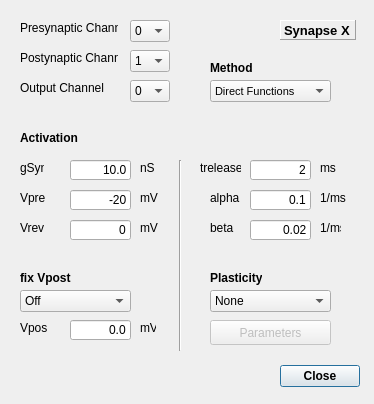
First picture: the form in src/gui/DestexheSynDlg.ui, repository CompEphys-team/stdpc, before the edit.
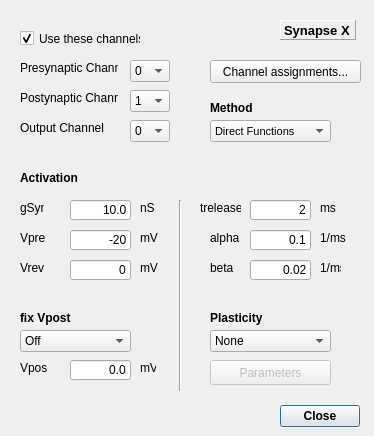
Second picture: the form after the edit.

What changed in the file:
```diff
--- a/src/gui/DestexheSynDlg.ui
+++ b/src/gui/DestexheSynDlg.ui
@@ -7,7 +7,7 @@
     <x>0</x>
     <y>0</y>
     <width>374</width>
-    <height>404</height>
+    <height>436</height>
    </rect>
   </property>
   <property name="windowTitle">
@@ -17,7 +17,7 @@
    <property name="geometry">
     <rect>
      <x>200</x>
-     <y>360</y>
+     <y>400</y>
      <width>160</width>
      <height>32</height>
     </rect>
@@ -80,7 +80,7 @@
    <property name="geometry">
     <rect>
      <x>20</x>
-     <y>20</y>
+     <y>60</y>
      <width>98</width>
      <height>16</height>
     </rect>
@@ -93,7 +93,7 @@
    <property name="geometry">
     <rect>
      <x>130</x>
-     <y>20</y>
+     <y>60</y>
      <width>40</width>
      <height>22</height>
     </rect>
@@ -118,7 +118,7 @@
    <property name="geometry">
     <rect>
      <x>20</x>
-     <y>50</y>
+     <y>90</y>
      <width>98</width>
      <height>16</height>
     </rect>
@@ -131,7 +131,7 @@
    <property name="geometry">
     <rect>
      <x>130</x>
-     <y>50</y>
+     <y>90</y>
      <width>40</width>
      <height>22</height>
     </rect>
@@ -159,7 +159,7 @@
    <property name="geometry">
     <rect>
      <x>20</x>
-     <y>160</y>
+     <y>200</y>
      <width>24</width>
      <height>16</height>
     </rect>
@@ -172,7 +172,7 @@
    <property name="geometry">
     <rect>
      <x>200</x>
-     <y>160</y>
+     <y>200</y>
      <width>41</width>
      <height>16</height>
     </rect>
@@ -185,7 +185,7 @@
    <property name="geometry">
     <rect>
      <x>70</x>
-     <y>160</y>
+     <y>200</y>
      <width>61</width>
      <height>20</height>
     </rect>
@@ -204,7 +204,7 @@
    <property name="geometry">
     <rect>
      <x>250</x>
-     <y>160</y>
+     <y>200</y>
      <width>61</width>
      <height>20</height>
     </rect>
@@ -223,7 +223,7 @@
    <property name="geometry">
     <rect>
      <x>140</x>
-     <y>160</y>
+     <y>200</y>
      <width>16</width>
      <height>16</height>
     </rect>
@@ -236,7 +236,7 @@
    <property name="geometry">
     <rect>
      <x>320</x>
-     <y>160</y>
+     <y>200</y>
      <width>21</width>
      <height>16</height>
     </rect>
@@ -249,7 +249,7 @@
    <property name="geometry">
     <rect>
      <x>20</x>
-     <y>130</y>
+     <y>170</y>
      <width>61</width>
      <height>16</height>
     </rect>
@@ -271,7 +271,7 @@
    <property name="geometry">
     <rect>
      <x>210</x>
-     <y>220</y>
+     <y>260</y>
      <width>47</width>
      <height>16</height>
     </rect>
@@ -287,7 +287,7 @@
    <property name="geometry">
     <rect>
      <x>250</x>
-     <y>220</y>
+     <y>260</y>
      <width>61</width>
      <height>20</height>
     </rect>
@@ -306,7 +306,7 @@
    <property name="geometry">
     <rect>
      <x>20</x>
-     <y>270</y>
+     <y>310</y>
      <width>52</width>
      <height>16</height>
     </rect>
@@ -325,7 +325,7 @@
    <property name="geometry">
     <rect>
      <x>20</x>
-     <y>290</y>
+     <y>330</y>
      <width>111</width>
      <height>22</height>
     </rect>
@@ -345,7 +345,7 @@
    <property name="geometry">
     <rect>
      <x>20</x>
-     <y>320</y>
+     <y>360</y>
      <width>27</width>
      <height>16</height>
     </rect>
@@ -358,7 +358,7 @@
    <property name="geometry">
     <rect>
      <x>140</x>
-     <y>320</y>
+     <y>360</y>
      <width>16</width>
      <height>16</height>
     </rect>
@@ -371,7 +371,7 @@
    <property name="geometry">
     <rect>
      <x>70</x>
-     <y>320</y>
+     <y>360</y>
      <width>61</width>
      <height>20</height>
     </rect>
@@ -390,7 +390,7 @@
    <property name="geometry">
     <rect>
      <x>210</x>
-     <y>270</y>
+     <y>310</y>
      <width>52</width>
      <height>16</height>
     </rect>
@@ -409,7 +409,7 @@
    <property name="geometry">
     <rect>
      <x>210</x>
-     <y>290</y>
+     <y>330</y>
      <width>121</width>
      <height>22</height>
     </rect>
@@ -437,7 +437,7 @@
    <property name="geometry">
     <rect>
      <x>210</x>
-     <y>320</y>
+     <y>360</y>
      <width>121</width>
      <height>25</height>
     </rect>
@@ -450,7 +450,7 @@
    <property name="geometry">
     <rect>
      <x>170</x>
-     <y>160</y>
+     <y>200</y>
      <width>20</width>
      <height>191</height>
     </rect>
@@ -463,7 +463,7 @@
    <property name="geometry">
     <rect>
      <x>20</x>
-     <y>80</y>
+     <y>120</y>
      <width>98</width>
      <height>16</height>
     </rect>
@@ -476,7 +476,7 @@
    <property name="geometry">
     <rect>
      <x>130</x>
-     <y>80</y>
+     <y>120</y>
      <width>40</width>
      <height>22</height>
     </rect>
@@ -499,7 +499,7 @@
    <property name="geometry">
     <rect>
      <x>210</x>
-     <y>80</y>
+     <y>120</y>
      <width>121</width>
      <height>22</height>
     </rect>
@@ -526,7 +526,7 @@
    <property name="geometry">
     <rect>
      <x>210</x>
-     <y>60</y>
+     <y>100</y>
      <width>69</width>
      <height>16</height>
     </rect>
@@ -545,7 +545,7 @@
    <property name="geometry">
     <rect>
      <x>320</x>
-     <y>220</y>
+     <y>260</y>
      <width>21</width>
      <height>16</height>
     </rect>
@@ -558,7 +558,7 @@
    <property name="geometry">
     <rect>
      <x>210</x>
-     <y>190</y>
+     <y>230</y>
      <width>31</width>
      <height>16</height>
     </rect>
@@ -571,7 +571,7 @@
    <property name="geometry">
     <rect>
      <x>250</x>
-     <y>190</y>
+     <y>230</y>
      <width>61</width>
      <height>20</height>
     </rect>
@@ -587,7 +587,7 @@
    <property name="geometry">
     <rect>
      <x>320</x>
-     <y>190</y>
+     <y>230</y>
      <width>31</width>
      <height>16</height>
     </rect>
@@ -600,7 +600,7 @@
    <property name="geometry">
     <rect>
      <x>70</x>
-     <y>190</y>
+     <y>230</y>
      <width>61</width>
      <height>20</height>
     </rect>
@@ -619,7 +619,7 @@
    <property name="geometry">
     <rect>
      <x>140</x>
-     <y>190</y>
+     <y>230</y>
      <width>21</width>
      <height>16</height>
     </rect>
@@ -632,7 +632,7 @@
    <property name="geometry">
     <rect>
      <x>20</x>
-     <y>190</y>
+     <y>230</y>
      <width>41</width>
      <height>16</height>
     </rect>
@@ -645,7 +645,7 @@
    <property name="geometry">
     <rect>
      <x>140</x>
-     <y>220</y>
+     <y>260</y>
      <width>21</width>
      <height>16</height>
     </rect>
@@ -658,7 +658,7 @@
    <property name="geometry">
     <rect>
      <x>70</x>
-     <y>220</y>
+     <y>260</y>
      <width>61</width>
      <height>20</height>
     </rect>
@@ -677,7 +677,7 @@
    <property name="geometry">
     <rect>
      <x>20</x>
-     <y>220</y>
+     <y>260</y>
      <width>41</width>
      <height>16</height>
     </rect>
@@ -686,6 +686,35 @@
     <string>Vrev</string>
    </property>
   </widget>
+  <widget class="QCheckBox" name="cbUseLegacy">
+   <property name="geometry">
+    <rect>
+     <x>20</x>
+     <y>30</y>
+     <width>121</width>
+     <height>17</height>
+    </rect>
+   </property>
+   <property name="text">
+    <string>Use these channels:</string>
+   </property>
+   <property name="checked">
+    <bool>true</bool>
+   </property>
+  </widget>
+  <widget class="QPushButton" name="btnAssign">
+   <property name="geometry">
+    <rect>
+     <x>210</x>
+     <y>60</y>
+     <width>151</width>
+     <height>23</height>
+    </rect>
+   </property>
+   <property name="text">
+    <string>Channel assignments...</string>
+   </property>
+  </widget>
  </widget>
  <resources/>
  <connections/>
```
